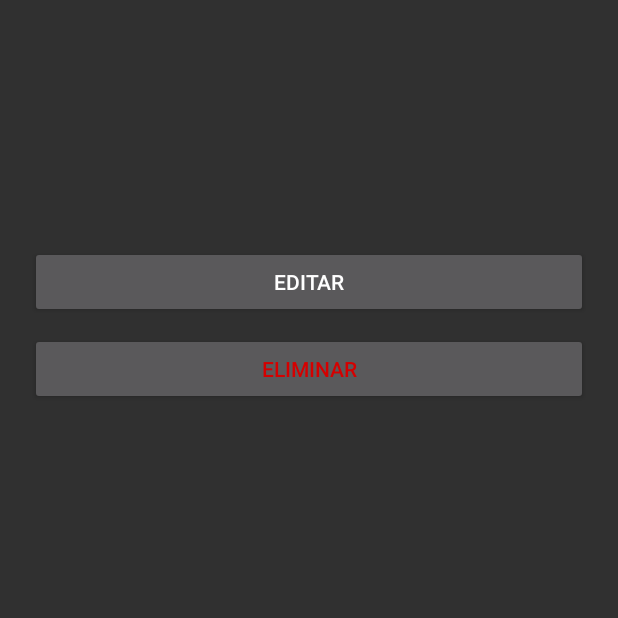
After one commit to vctorChamizo/ShuttleGo_AndroidApp, an Android app: the EditOriginActivity screen opened directly, with no data from a screen before it, on a phone screen of 412 x 824 dp, the top half of it. The commit adds this screen. Run offline under Robolectric (Android 15) with nearby library versions, the phone set to English and light mode, and no system bars; 2 statements that could not run were skipped.

Commit message:
Listar y eliminar origenes

```diff
--- a/ShuttleGo/app/src/main/AndroidManifest.xml
+++ b/ShuttleGo/app/src/main/AndroidManifest.xml
@@ -21,7 +21,8 @@
         <activity android:name=".activities.RegisterActivity" />
         <activity android:name=".activities.StartAdminActivity" />
         <activity android:name=".activities.AdminStartActivity" />
-        <activity android:name=".activities.AddOriginActivity"></activity>
+        <activity android:name=".activities.AddOriginActivity" />
+        <activity android:name=".activities.EditOriginActivity"></activity>
     </application>
 
 </manifest>
--- /dev/null
+++ b/ShuttleGo/app/src/main/java/tfg/shuttlego/activities/EditOriginActivity.java
@@ -0,0 +1,78 @@
+package tfg.shuttlego.activities;
+
+import android.support.annotation.NonNull;
+import android.support.v7.app.AppCompatActivity;
+import android.os.Bundle;
+import android.widget.Toast;
+import com.google.android.gms.tasks.OnCompleteListener;
+import com.google.android.gms.tasks.Task;
+import org.json.JSONException;
+import org.json.JSONObject;
+import java.util.HashMap;
+import java.util.Objects;
+import tfg.shuttlego.R;
+import tfg.shuttlego.logic.events.Event;
+import tfg.shuttlego.logic.events.EventDispatcher;
+
+public class EditOriginActivity extends AppCompatActivity {
+
+    String id_origin;
+
+    @Override
+    protected void onCreate(Bundle savedInstanceState) {
+        super.onCreate(savedInstanceState);
+        setContentView(R.layout.activity_edit_origin);
+
+        id_origin = (String) getIntent().getExtras().get("origin");
+
+        JSONObject origin = makeJson(id_origin);
+
+        EventDispatcher.getInstance(getApplicationContext())
+        .dispatchEvent(Event.GETORIGINBYID, origin)
+        .addOnCompleteListener(new OnCompleteListener<HashMap<String, String>>() {
+            @Override
+            public void onComplete(@NonNull Task<HashMap<String, String>> task) {
+
+                if (!task.isSuccessful() || task.getResult() == null) {
+
+                    Toast.makeText(getApplicationContext(), "Error de conexión", Toast.LENGTH_SHORT).show();
+                } else if (task.getResult().containsKey("error")) {
+
+
+                    switch (Objects.requireNonNull(task.getResult().get("error"))) {
+                        case "server":
+                            Toast.makeText(getApplicationContext(), "Error del servidor", Toast.LENGTH_SHORT).show();
+                            break;
+
+                        default:
+                            Toast.makeText(getApplicationContext(), "Error desconocido: " + task.getResult().get("error"), Toast.LENGTH_SHORT).show();
+                            break;
+                    }
+
+                }// else if
+                else {
+
+                    Object r = task.getResult();
+
+                }
+            }//onComplete
+        });
+    }
+
+    private JSONObject makeJson(String data) {
+
+        JSONObject id = new JSONObject();
+        JSONObject origin = new JSONObject();
+
+        try {
+
+            id.put("id", id_origin);
+            origin.put("origin", id);
+
+        } catch (JSONException e) {
+
+            Toast.makeText(getApplicationContext(), "ERROR. Vuelva a intentarlo", Toast.LENGTH_SHORT).show();
+        }
+        return origin;
+    }//makeJson
+}
--- a/ShuttleGo/app/src/main/java/tfg/shuttlego/logic/events/Event.java
+++ b/ShuttleGo/app/src/main/java/tfg/shuttlego/logic/events/Event.java
@@ -9,6 +9,7 @@ public enum Event {
 
     /* ORIGIN */
     GETORIGINS,
+    GETORIGINBYID,
     CREATEORIGIN,
     MODIFYORIGIN,
     DELEEORIGIN
--- /dev/null
+++ b/ShuttleGo/app/src/main/res/layout/activity_edit_origin.xml
@@ -0,0 +1,43 @@
+<?xml version="1.0" encoding="utf-8"?>
+<RelativeLayout xmlns:android="http://schemas.android.com/apk/res/android"
+    xmlns:tools="http://schemas.android.com/tools"
+    android:layout_width="match_parent"
+    android:layout_height="match_parent"
+    tools:context=".activities.EditOriginActivity"
+    android:padding="20dp">
+
+    <LinearLayout
+        android:id="@+id/linear1"
+        android:layout_width="match_parent"
+        android:layout_height="wrap_content"
+        android:gravity="center"
+        android:padding="40dp">
+
+        <TextView
+            android:layout_width="wrap_content"
+            android:layout_height="wrap_content"
+            android:textSize="40dp" />
+    </LinearLayout>
+
+    <LinearLayout
+        android:layout_width="match_parent"
+        android:layout_height="match_parent"
+        android:layout_below="@+id/linear1"
+        android:orientation="vertical">
+
+        <Button
+            android:layout_width="match_parent"
+            android:layout_height="wrap_content"
+            android:layout_marginTop="10dp"
+            android:text="Editar"/>
+
+        <Button
+            android:layout_width="match_parent"
+            android:layout_height="wrap_content"
+            android:layout_marginTop="10dp"
+            android:textColor="#d50000"
+            android:text="Eliminar"/>
+
+    </LinearLayout>
+
+</RelativeLayout>
```
Also changed, not shown: ShuttleGo/app/src/main/java/tfg/shuttlego/adapters/OriginAdapter.java (+11 -89 lines), ShuttleGo/app/src/main/res/layout/admin_origin_cardiew.xml (+9 -32 lines).
